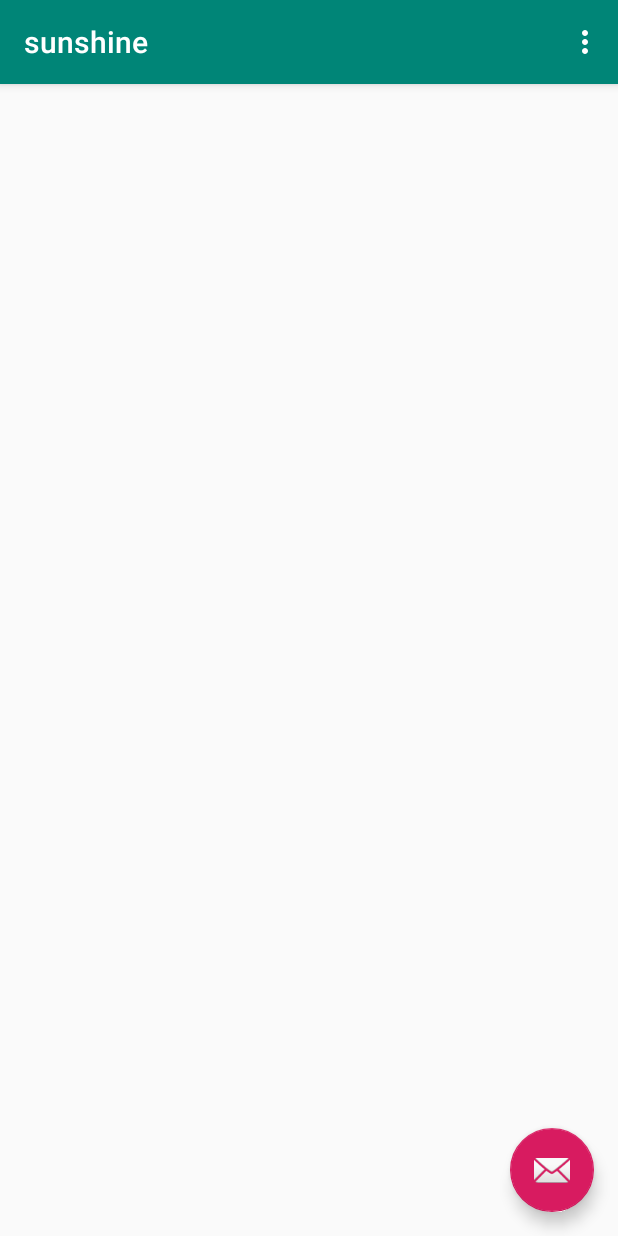
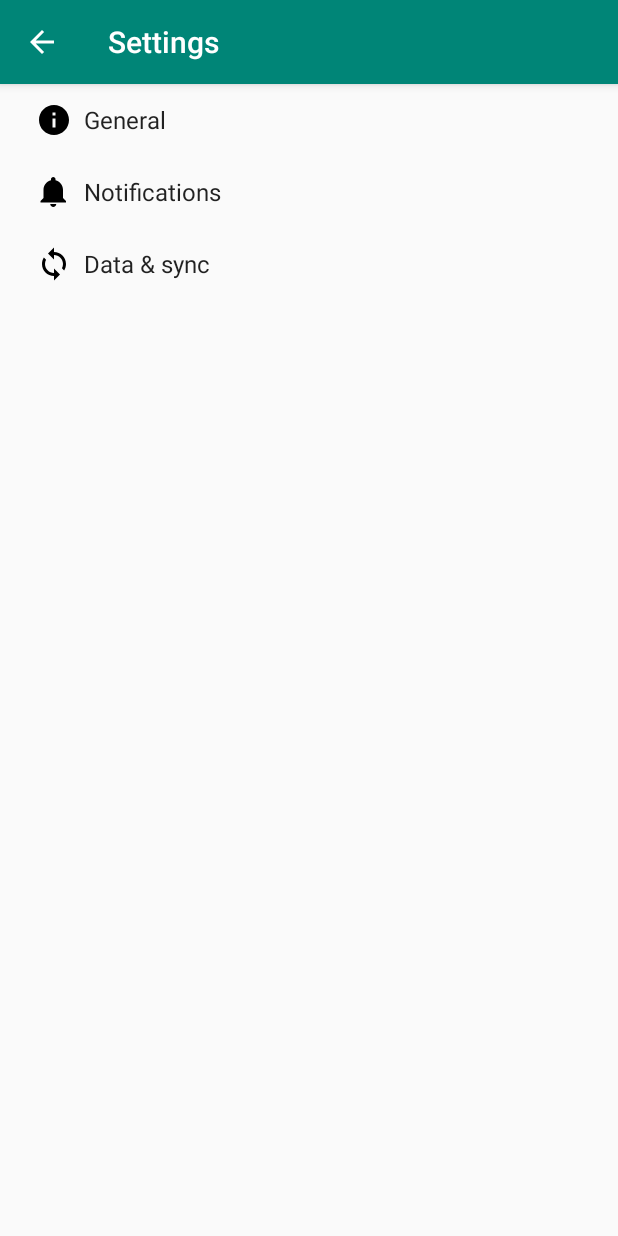
Before and after one commit to valdirviana/udacity-sunshine, an Android app: the screen it shows after launch (MainActivity before the commit, SettingsActivity after it), in the options menu, after a tap on "Settings", on a phone screen of 412 x 824 dp. Run offline under Robolectric (Android 15) with nearby library versions, the phone set to English and light mode, and no system bars.

Commit message:
settings activity

```diff
--- a/app/build.gradle
+++ b/app/build.gradle
@@ -9,6 +9,7 @@ android {
         versionCode 1
         versionName "1.0"
         testInstrumentationRunner "android.support.test.runner.AndroidJUnitRunner"
+        vectorDrawables.useSupportLibrary = true
     }
     buildTypes {
         release {
@@ -27,6 +28,8 @@ dependencies {
     implementation 'com.android.support:appcompat-v7:28.0.0'
     implementation 'com.android.support.constraint:constraint-layout:1.1.3'
     implementation 'com.android.support:design:28.0.0'
+    implementation 'com.android.support:support-v4:28.0.0'
+    implementation 'com.android.support:support-vector-drawable:28.0.0'
     testImplementation 'junit:junit:4.12'
     androidTestImplementation 'com.android.support.test:runner:1.0.2'
     androidTestImplementation 'com.android.support.test.espresso:espresso-core:3.0.2'
--- /dev/null
+++ b/app/src/main/java/com/example/valdirviana/sunshine/AppCompatPreferenceActivity.java
@@ -0,0 +1,109 @@
+package com.example.valdirviana.sunshine;
+
+import android.content.res.Configuration;
+import android.os.Bundle;
+import android.preference.PreferenceActivity;
+import android.support.annotation.LayoutRes;
+import android.support.annotation.Nullable;
+import android.support.v7.app.ActionBar;
+import android.support.v7.app.AppCompatDelegate;
+import android.support.v7.widget.Toolbar;
+import android.view.MenuInflater;
+import android.view.View;
+import android.view.ViewGroup;
+
+/**
+ * A {@link android.preference.PreferenceActivity} which implements and proxies the necessary calls
+ * to be used with AppCompat.
+ */
+public abstract class AppCompatPreferenceActivity extends PreferenceActivity {
+
+    private AppCompatDelegate mDelegate;
+
+    @Override
+    protected void onCreate(Bundle savedInstanceState) {
+        getDelegate().installViewFactory();
+        getDelegate().onCreate(savedInstanceState);
+        super.onCreate(savedInstanceState);
+    }
+
+    @Override
+    protected void onPostCreate(Bundle savedInstanceState) {
+        super.onPostCreate(savedInstanceState);
+        getDelegate().onPostCreate(savedInstanceState);
+    }
+
+    public ActionBar getSupportActionBar() {
+        return getDelegate().getSupportActionBar();
+    }
+
+    public void setSupportActionBar(@Nullable Toolbar toolbar) {
+        getDelegate().setSupportActionBar(toolbar);
+    }
+
+    @Override
+    public MenuInflater getMenuInflater() {
+        return getDelegate().getMenuInflater();
+    }
+
+    @Override
+    public void setContentView(@LayoutRes int layoutResID) {
+        getDelegate().setContentView(layoutResID);
+    }
+
+    @Override
+    public void setContentView(View view) {
+        getDelegate().setContentView(view);
+    }
+
+    @Override
+    public void setContentView(View view, ViewGroup.LayoutParams params) {
+        getDelegate().setContentView(view, params);
+    }
+
+    @Override
+    public void addContentView(View view, ViewGroup.LayoutParams params) {
+        getDelegate().addContentView(view, params);
+    }
+
+    @Override
+    protected void onPostResume() {
+        super.onPostResume();
+        getDelegate().onPostResume();
+    }
+
+    @Override
+    protected void onTitleChanged(CharSequence title, int color) {
+        super.onTitleChanged(title, color);
+        getDelegate().setTitle(title);
+    }
+
+    @Override
+    public void onConfigurationChanged(Configuration newConfig) {
+        super.onConfigurationChanged(newConfig);
+        getDelegate().onConfigurationChanged(newConfig);
+    }
+
+    @Override
+    protected void onStop() {
+        super.onStop();
+        getDelegate().onStop();
+    }
+
+    @Override
+    protected void onDestroy() {
+        super.onDestroy();
+        getDelegate().onDestroy();
+    }
+
+    public void invalidateOptionsMenu() {
+        getDelegate().invalidateOptionsMenu();
+    }
+
+    private AppCompatDelegate getDelegate() {
+        if (mDelegate == null) {
+            mDelegate = AppCompatDelegate.create(this, null);
+        }
+        return mDelegate;
+    }
+}
--- a/app/src/main/java/com/example/valdirviana/sunshine/ForecastFragment.java
+++ b/app/src/main/java/com/example/valdirviana/sunshine/ForecastFragment.java
@@ -1,5 +1,6 @@
 package com.example.valdirviana.sunshine;
 
+import android.content.Intent;
 import android.net.Uri;
 import android.os.AsyncTask;
 import android.os.Bundle;
@@ -111,7 +112,10 @@ public class ForecastFragment extends Fragment {
             @Override
             public void onItemClick(AdapterView<?> parent, View view, int position, long id) {
                 String forecast = mForecastAdapter.getItem(position);
-                Toast.makeText(getActivity(), forecast, Toast.LENGTH_SHORT).show();
+                //Toast.makeText(getActivity(), forecast, Toast.LENGTH_SHORT).show();
+                Intent intent = new Intent(getActivity(), DetailActivity.class)
+                        .putExtra(Intent.EXTRA_TEXT, forecast);
+                startActivity(intent);
             }
         });
 
--- a/app/src/main/java/com/example/valdirviana/sunshine/MainActivity.java
+++ b/app/src/main/java/com/example/valdirviana/sunshine/MainActivity.java
@@ -1,5 +1,6 @@
 package com.example.valdirviana.sunshine;
 
+import android.content.Intent;
 import android.os.Bundle;
 import android.support.design.widget.FloatingActionButton;
 import android.support.design.widget.Snackbar;
@@ -44,6 +45,7 @@ public class MainActivity extends AppCompatActivity {
 
         //noinspection SimplifiableIfStatement
         if (id == R.id.action_settings) {
+            startActivity(new Intent(this, SettingsActivity.class));
             return true;
         }
 
--- /dev/null
+++ b/app/src/main/res/drawable/ic_info_black_24dp.xml
@@ -0,0 +1,9 @@
+<vector xmlns:android="http://schemas.android.com/apk/res/android"
+    android:width="24dp"
+    android:height="24dp"
+    android:viewportWidth="24.0"
+    android:viewportHeight="24.0">
+    <path
+        android:fillColor="#FF000000"
+        android:pathData="M12,2C6.48,2 2,6.48 2,12s4.48,10 10,10 10,-4.48 10,-10S17.52,2 12,2zm1,15h-2v-6h2v6zm0,-8h-2V7h2v2z" />
+</vector>
--- /dev/null
+++ b/app/src/main/res/drawable/ic_notifications_black_24dp.xml
@@ -0,0 +1,9 @@
+<vector xmlns:android="http://schemas.android.com/apk/res/android"
+    android:width="24dp"
+    android:height="24dp"
+    android:viewportWidth="24.0"
+    android:viewportHeight="24.0">
+    <path
+        android:fillColor="#FF000000"
+        android:pathData="M11.5,22c1.1,0 2,-0.9 2,-2h-4c0,1.1 0.9,2 2,2zm6.5,-6v-5.5c0,-3.07 -2.13,-5.64 -5,-6.32V3.5c0,-0.83 -0.67,-1.5 -1.5,-1.5S10,2.67 10,3.5v0.68c-2.87,0.68 -5,3.25 -5,6.32V16l-2,2v1h17v-1l-2,-2z" />
+</vector>
--- /dev/null
+++ b/app/src/main/res/drawable/ic_sync_black_24dp.xml
@@ -0,0 +1,9 @@
+<vector xmlns:android="http://schemas.android.com/apk/res/android"
+    android:width="24dp"
+    android:height="24dp"
+    android:viewportWidth="24.0"
+    android:viewportHeight="24.0">
+    <path
+        android:fillColor="#FF000000"
+        android:pathData="M12 4V1L8 5l4 4V6c3.31 0 6 2.69 6 6 0 1.01,-.25 1.97,-.7 2.8l1.46 1.46C19.54 15.03 20 13.57 20 12c0,-4.42,-3.58,-8,-8,-8zm0 14c-3.31 0,-6,-2.69,-6,-6 0,-1.01.25,-1.97.7,-2.8L5.24 7.74C4.46 8.97 4 10.43 4 12c0 4.42 3.58 8 8 8v3l4,-4,-4,-4v3z" />
+</vector>
--- a/app/src/main/res/layout/fragment_detail.xml
+++ b/app/src/main/res/layout/fragment_detail.xml
@@ -10,7 +10,10 @@
 
     tools:context=".DetailActivity">
 
-    <TextView android:text="@string/hello_world" android:layout_width="wrap_content"
+    <TextView
+        android:id="@+id/detail_text"
+        android:text="@string/hello_world"
+        android:layout_width="wrap_content"
         android:layout_height="wrap_content" />
 
 </RelativeLayout>
--- a/app/src/main/res/values/strings.xml
+++ b/app/src/main/res/values/strings.xml
@@ -3,5 +3,78 @@
     <string name="action_settings">Settings</string>
     <string name="action_refresh" translatable="false">Refresh</string>
     <string name="hello_world" translatable="false">Hello World</string>
-    <string name="title_activity_detail">DetailActivity</string>
+    <string name="title_activity_detail">Details</string>
+    <string name="title_activity_settings">Settings</string>
+
+    <!-- Strings related to Settings -->
+
+    <!-- Example General settings -->
+    <string name="pref_header_general">General</string>
+
+    <string name="pref_title_social_recommendations">Enable social recommendations</string>
+    <string name="pref_description_social_recommendations">Recommendations for people to contact
+        based on your message history
+    </string>
+
+    <string name="pref_title_display_name">Display name</string>
+    <string name="pref_default_display_name">John Smith</string>
+
+    <string name="pref_title_add_friends_to_messages">Add friends to messages</string>
+    <string-array name="pref_example_list_titles">
+        <item>Always</item>
+        <item>When possible</item>
+        <item>Never</item>
+    </string-array>
+    <string-array name="pref_example_list_values">
+        <item>1</item>
+        <item>0</item>
+        <item>-1</item>
+    </string-array>
+
+    <!-- Example settings for Data & Sync -->
+    <string name="pref_header_data_sync">Data &amp; sync</string>
+
+    <string name="pref_title_sync_frequency">Sync frequency</string>
+    <string-array name="pref_sync_frequency_titles">
+        <item>15 minutes</item>
+        <item>30 minutes</item>
+        <item>1 hour</item>
+        <item>3 hours</item>
+        <item>6 hours</item>
+        <item>Never</item>
+    </string-array>
+    <string-array name="pref_sync_frequency_values">
+        <item>15</item>
+        <item>30</item>
+        <item>60</item>
+        <item>180</item>
+        <item>360</item>
+        <item>-1</item>
+    </string-array>
+
+    <string-array name="list_preference_entries">
+        <item>Entry 1</item>
+        <item>Entry 2</item>
+        <item>Entry 3</item>
+    </string-array>
+
+    <string-array name="list_preference_entry_values">
+        <item>1</item>
+        <item>2</item>
+        <item>3</item>
+    </string-array>
+
+    <string-array name="multi_select_list_preference_default_value" />
+
+    <string name="pref_title_system_sync_settings">System sync settings</string>
+
+    <!-- Example settings for Notifications -->
+    <string name="pref_header_notifications">Notifications</string>
+
+    <string name="pref_title_new_message_notifications">New message notifications</string>
+
+    <string name="pref_title_ringtone">Ringtone</string>
+    <string name="pref_ringtone_silent">Silent</string>
+
+    <string name="pref_title_vibrate">Vibrate</string>
 </resources>
--- /dev/null
+++ b/app/src/main/res/xml/pref_data_sync.xml
@@ -0,0 +1,21 @@
+<PreferenceScreen xmlns:android="http://schemas.android.com/apk/res/android">
+
+    <!-- NOTE: Hide buttons to simplify the UI. Users can touch outside the dialog to
+         dismiss it. -->
+    <!-- NOTE: ListPreference's summary should be set to its value by the activity code. -->
+    <ListPreference
+        android:defaultValue="180"
+        android:entries="@array/pref_sync_frequency_titles"
+        android:entryValues="@array/pref_sync_frequency_values"
+        android:key="sync_frequency"
+        android:negativeButtonText="@null"
+        android:positiveButtonText="@null"
+        android:title="@string/pref_title_sync_frequency" />
+
+    <!-- This preference simply launches an intent when selected. Use this UI sparingly, per
+         design guidelines. -->
+    <Preference android:title="@string/pref_title_system_sync_settings">
+        <intent android:action="android.settings.SYNC_SETTINGS" />
+    </Preference>
+
+</PreferenceScreen>
--- /dev/null
+++ b/app/src/main/res/xml/pref_general.xml
@@ -0,0 +1,33 @@
+<PreferenceScreen xmlns:android="http://schemas.android.com/apk/res/android">
+
+    <SwitchPreference
+        android:defaultValue="true"
+        android:key="example_switch"
+        android:summary="@string/pref_description_social_recommendations"
+        android:title="@string/pref_title_social_recommendations" />
+
+    <!-- NOTE: EditTextPreference accepts EditText attributes. -->
+    <!-- NOTE: EditTextPreference's summary should be set to its value by the activity code. -->
+    <EditTextPreference
+        android:capitalize="words"
+        android:defaultValue="@string/pref_default_display_name"
+        android:inputType="textCapWords"
+        android:key="example_text"
+        android:maxLines="1"
+        android:selectAllOnFocus="true"
+        android:singleLine="true"
+        android:title="@string/pref_title_display_name" />
+
+    <!-- NOTE: Hide buttons to simplify the UI. Users can touch outside the dialog to
+         dismiss it. -->
+    <!-- NOTE: ListPreference's summary should be set to its value by the activity code. -->
+    <ListPreference
+        android:defaultValue="-1"
+        android:entries="@array/pref_example_list_titles"
+        android:entryValues="@array/pref_example_list_values"
+        android:key="example_list"
+        android:negativeButtonText="@null"
+        android:positiveButtonText="@null"
+        android:title="@string/pref_title_add_friends_to_messages" />
+
+</PreferenceScreen>
--- /dev/null
+++ b/app/src/main/res/xml/pref_headers.xml
@@ -0,0 +1,20 @@
+<preference-headers xmlns:android="http://schemas.android.com/apk/res/android">
+
+    <!-- These settings headers are only used on tablets. -->
+
+    <header
+        android:fragment="com.example.valdirviana.sunshine.SettingsActivity$GeneralPreferenceFragment"
+        android:icon="@drawable/ic_info_black_24dp"
+        android:title="@string/pref_header_general" />
+
+    <header
+        android:fragment="com.example.valdirviana.sunshine.SettingsActivity$NotificationPreferenceFragment"
+        android:icon="@drawable/ic_notifications_black_24dp"
+        android:title="@string/pref_header_notifications" />
+
+    <header
+        android:fragment="com.example.valdirviana.sunshine.SettingsActivity$DataSyncPreferenceFragment"
+        android:icon="@drawable/ic_sync_black_24dp"
+        android:title="@string/pref_header_data_sync" />
+
+</preference-headers>
--- /dev/null
+++ b/app/src/main/res/xml/pref_notification.xml
@@ -0,0 +1,27 @@
+<PreferenceScreen xmlns:android="http://schemas.android.com/apk/res/android">
+
+    <!-- A 'parent' preference, which enables/disables child preferences (below)
+         when checked/unchecked. -->
+    <SwitchPreference
+        android:defaultValue="true"
+        android:key="notifications_new_message"
+        android:title="@string/pref_title_new_message_notifications" />
+
+    <!-- Allows the user to choose a ringtone in the 'notification' category. -->
+    <!-- NOTE: This preference will be enabled only when the checkbox above is checked. -->
+    <!-- NOTE: RingtonePreference's summary should be set to its value by the activity code. -->
+    <RingtonePreference
+        android:defaultValue="content://settings/system/notification_sound"
+        android:dependency="notifications_new_message"
+        android:key="notifications_new_message_ringtone"
+        android:ringtoneType="notification"
+        android:title="@string/pref_title_ringtone" />
+
+    <!-- NOTE: This preference will be enabled only when the checkbox above is checked. -->
+    <SwitchPreference
+        android:defaultValue="true"
+        android:dependency="notifications_new_message"
+        android:key="notifications_new_message_vibrate"
+        android:title="@string/pref_title_vibrate" />
+
+</PreferenceScreen>
```
Also changed, not shown: app/src/main/AndroidManifest.xml (+17 -6 lines), app/src/main/java/com/example/valdirviana/sunshine/DetailActivity.java (+19 -8 lines), app/src/main/java/com/example/valdirviana/sunshine/DetailFragment.java (added, +32 -0 lines), app/src/main/java/com/example/valdirviana/sunshine/SettingsActivity.java (added, +267 -0 lines).
